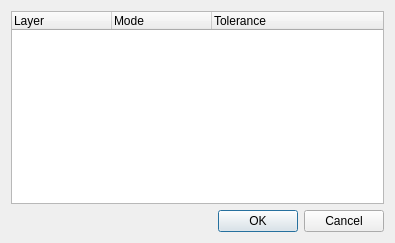
Qt form branches/advanced_editing_branch/src/ui/qgssnappingdialogbase.ui (stopa85/Quantum-GIS) before a commit.
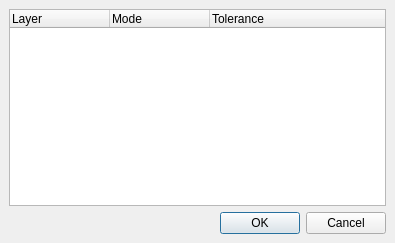
The same form after that commit.

What changed in the file:
```diff
--- a/branches/advanced_editing_branch/src/ui/qgssnappingdialogbase.ui
+++ b/branches/advanced_editing_branch/src/ui/qgssnappingdialogbase.ui
@@ -13,6 +13,12 @@
    <string>Snapping options</string>
   </property>
   <layout class="QGridLayout" >
+   <property name="margin" >
+    <number>9</number>
+   </property>
+   <property name="spacing" >
+    <number>6</number>
+   </property>
    <item row="0" column="0" >
     <widget class="QTreeWidget" name="mLayerTreeWidget" >
      <column>
```
